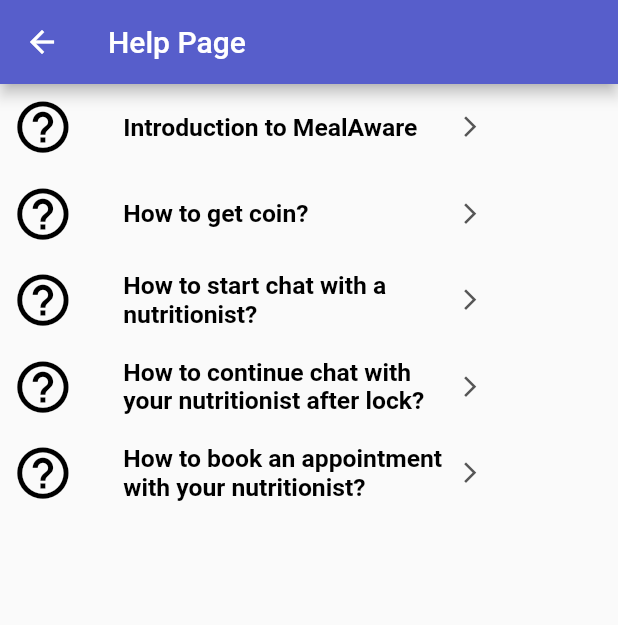
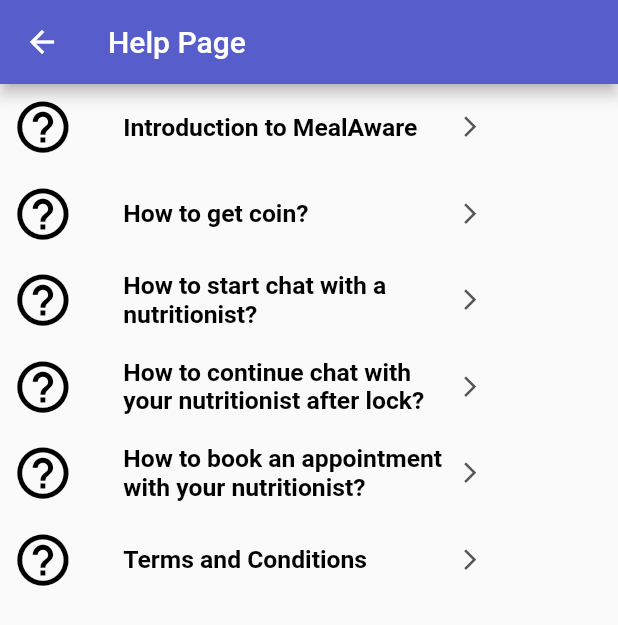
Before and after one commit to levynKwong/nutritionist-app, a Flutter app: the profile screen opened directly, after a tap on "Help", on a phone screen of 412 x 824 dp. Shown: the top 625 px of the screen. Run offline on Flutter 3.47's test engine with Material 2 defaults, Android fonts, the phone set to English and light mode, and no system bars; our stand-ins replace awesome_notifications, cloud_firestore, file_picker, firebase_auth, firebase_core, firebase_messaging and 7 more; missing offline and left inert: flutter_inappwebview; accounts and stored records are empty; network calls fail.

Commit message:
added email in profile

```diff
--- a/lib/screen/customer_widget.dart/helpPagePatient.dart
+++ b/lib/screen/customer_widget.dart/helpPagePatient.dart
@@ -4,6 +4,7 @@
 import 'package:meal_aware/screen/auth/introduction/lockChat.dart';
 import 'package:meal_aware/screen/auth/introduction/nutritionistAppoinment.dart';
 import 'package:meal_aware/screen/customer_widget.dart/navBar.dart';
+import 'package:meal_aware/screen/customer_widget.dart/termsAndContitionHelpPage.dart';
 
 class HelpPagePatient extends StatelessWidget {
   const HelpPagePatient({super.key});
@@ -248,6 +249,53 @@
                 ],
               ),
             ),
+
+            TextButton(
+              onPressed: () {
+                Navigator.push(
+                  context,
+                  MaterialPageRoute(
+                    builder: (context) => TermsAndConditionsInHelpPage(),
+                  ),
+                );
+              },
+              style: ButtonStyle(
+                fixedSize: MaterialStateProperty.all<Size>(
+                  Size(width_ * 0.8, height_ * 0.07),
+                ),
+              ),
+              child: Row(
+                children: [
+                  Icon(
+                    Icons.help_outline,
+                    size: width_ * 0.1,
+                    color: Colors.black,
+                  ),
+                  SizedBox(width: width_ * 0.08),
+                  Expanded(
+                    child: Align(
+                      alignment: Alignment.centerLeft,
+                      child: Text(
+                        'Terms and Conditions',
+                        style: TextStyle(
+                          fontSize: width_ * 0.04,
+                          fontWeight: FontWeight.bold,
+                          color: Colors.black,
+                        ),
+                      ),
+                    ),
+                  ),
+                  Container(
+                    alignment: Alignment.centerRight,
+                    child: Icon(
+                      Icons.arrow_forward_ios,
+                      color: Color.fromARGB(255, 86, 86, 86),
+                      size: width_ * 0.04,
+                    ),
+                  ),
+                ],
+              ),
+            ),
           ],
         ));
   }
--- a/lib/screen/home/profile/profilePage.dart
+++ b/lib/screen/home/profile/profilePage.dart
@@ -45,6 +45,7 @@
   String? _gender;
   // late String gender;
   // late String country;
+  String _email = '';
 
   String? _activityLevel;
   String? _bodyGoal;
@@ -83,6 +84,22 @@
           : 'image_url'; // Adjust the scale value as needed
     } else {
       return 'image_url';
+    }
+  }
+
+  Future<String> getEmail() async {
+    final docSnapshot = await FirebaseFirestore.instance
+        .collection('Patient')
+        .doc(currentId)
+        .get();
+
+    if (docSnapshot.exists) {
+      final email = docSnapshot.get('email');
+      return email != null
+          ? email
+          : 'email'; // Adjust the scale value as needed
+    } else {
+      return 'email';
     }
   }
 
@@ -155,6 +172,11 @@
         imageUrl = value;
       });
     });
+    getEmail().then((email) {
+      setState(() {
+        _email = email;
+      });
+    });
   }
 
   @override
@@ -168,7 +190,6 @@
       ),
       body: SingleChildScrollView(
         child: Container(
-
           child: SizedBox(
             width: width_,
             child: Column(
@@ -269,12 +290,11 @@
             SharedPreferences prefs = await SharedPreferences.getInstance();
             await prefs.clear(); // This will remove all shared preferences
 
-           Navigator.pushAndRemoveUntil(
-           context,
-           MaterialPageRoute(
-           builder: (context) => Login()),
-           (Route<dynamic> route) => false,
-           );
+            Navigator.pushAndRemoveUntil(
+              context,
+              MaterialPageRoute(builder: (context) => Login()),
+              (Route<dynamic> route) => false,
+            );
           },
           icon: Icon(
             Icons.power_settings_new,
@@ -546,6 +566,7 @@
             listActivityLevel(height_, width_),
             listBodyGoal(height_, width_),
             listDietaryPreference(height_, width_),
+            listEmail(height_, width_),
             SizedBox(height: height_ * 0.02),
             dividingLine2(width_, height_),
             logout(height_),
@@ -581,11 +602,11 @@
             .doc(currentId) // Replace with the appropriate patient document ID
             .set(patientData, SetOptions(merge: true));
         ScaffoldMessenger.of(context).showSnackBar(
-        SnackBar(
-          content: Text('Your picture has been uploaded, it will take some time to load it'),
-        ),
-      );
-
+          SnackBar(
+            content: Text(
+                'Your picture has been uploaded, it will take some time to load it'),
+          ),
+        );
       }
     }
 
@@ -1235,7 +1256,7 @@
               ),
             ],
           ),
-          SizedBox(height: height_*0.01),
+          SizedBox(height: height_ * 0.01),
           Row(
             mainAxisAlignment: MainAxisAlignment.end,
             children: [
@@ -1300,7 +1321,7 @@
               ),
             ],
           ),
-          SizedBox(height: height_*0.01),
+          SizedBox(height: height_ * 0.01),
           Row(
             mainAxisAlignment: MainAxisAlignment.end,
             children: [
@@ -1888,4 +1909,36 @@
       ),
     );
   }
+
+  Widget listEmail(
+    double height_,
+    double width_,
+  ) {
+    return Container(
+      child: Row(
+        children: [
+          Expanded(
+            child: Text(
+              'Email',
+              style: TextStyle(
+                fontSize: width_ * 0.05,
+                fontWeight: FontWeight.bold,
+                color: Colors.black,
+              ),
+            ),
+          ),
+          Expanded(
+            child: Text(
+              _email,
+              style: TextStyle(
+                fontSize: width_ * 0.04,
+                fontWeight: FontWeight.bold,
+                color: Colors.black,
+              ),
+            ),
+          ),
+        ],
+      ),
+    );
+  }
 }
```
Also changed, not shown: lib/screen/customer_widget.dart/termsAndContitionHelpPage.dart (added, +162 -0 lines), lib/screen/home/Doctor_forum/RandomChat.dart/ChatDoctor/paymentChat.dart (+25 -12 lines), lib/screen/nutritionist_home/profile/profileNutritionist.dart (+67 -7 lines).
